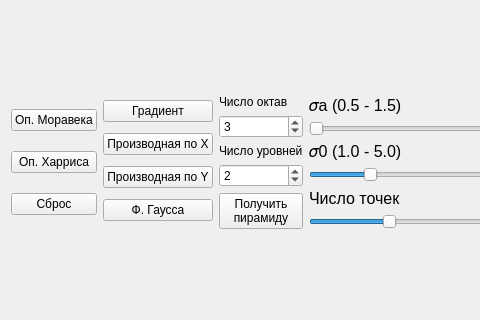
Poletayson/ImageProcessing_1, file mainwindow.ui: the form before one commit; both pictures show x 0 to 480 and y 119 to 439 of the 698 by 548 pixel window.
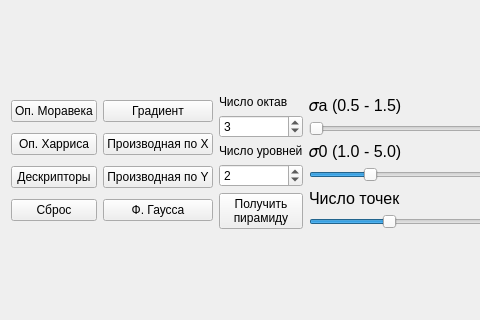
The form after the commit.

```diff
--- a/mainwindow.ui
+++ b/mainwindow.ui
@@ -79,6 +79,13 @@
           </property>
          </widget>
         </item>
+        <item>
+         <widget class="QPushButton" name="buttonDescriptors">
+          <property name="text">
+           <string>Дескрипторы</string>
+          </property>
+         </widget>
+        </item>
         <item>
          <widget class="QPushButton" name="ButtonRepair">
           <property name="text">
```
